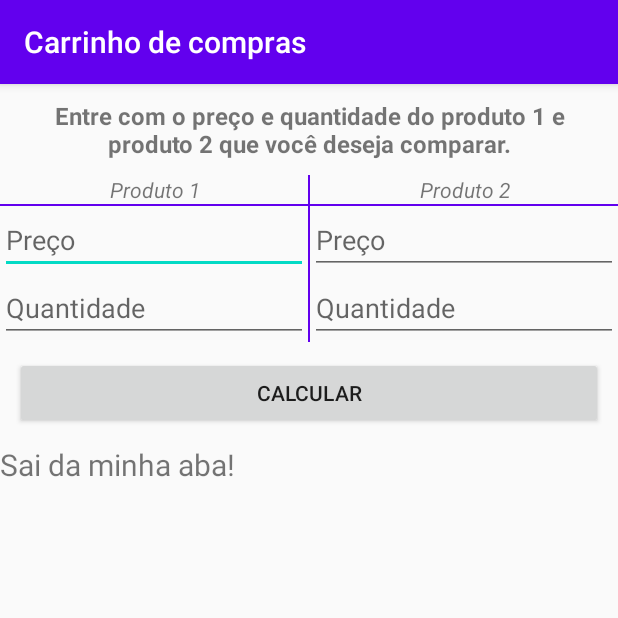
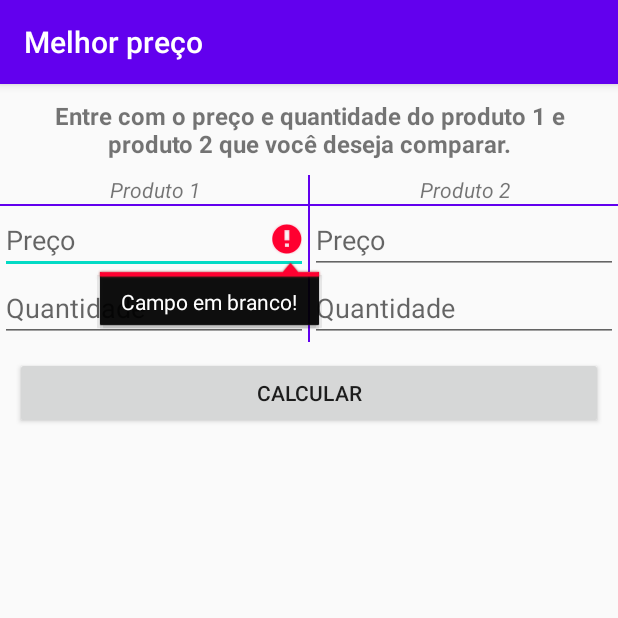
Before and after one commit to raphaelframos/devmov1, an Android app: the screen it shows after launch (CalculoActivity), after a tap on "CALCULAR", on a phone screen of 412 x 824 dp, the top half of it. Run offline under Robolectric (Android 15) with nearby library versions, the phone set to English and light mode, and no system bars.

Commit message:
Calculando melhor preco

```diff
--- a/CarrinhoDeCompras/app/src/main/AndroidManifest.xml
+++ b/CarrinhoDeCompras/app/src/main/AndroidManifest.xml
@@ -12,12 +12,12 @@
 
 
 
-        <activity android:name=".MainActivity"></activity>
+        <activity android:name=".CalculoActivity" android:label="@string/melhor_preco"></activity>
 
 
 
 
-        <activity android:name=".CalculoActivity">
+        <activity android:name=".MainActivity">
             <intent-filter>
                 <action android:name="android.intent.action.MAIN" />
 
--- a/CarrinhoDeCompras/app/src/main/java/br/com/raphaelframos/carrinhodecompras/CalculoActivity.java
+++ b/CarrinhoDeCompras/app/src/main/java/br/com/raphaelframos/carrinhodecompras/CalculoActivity.java
@@ -1,12 +1,15 @@
 package br.com.raphaelframos.carrinhodecompras;
 
 import androidx.appcompat.app.AppCompatActivity;
+import androidx.core.content.ContextCompat;
 
 import android.os.Bundle;
 import android.view.View;
 import android.widget.Button;
 import android.widget.EditText;
+import android.widget.LinearLayout;
 import android.widget.TextView;
+import android.widget.Toast;
 
 public class CalculoActivity extends AppCompatActivity {
 
@@ -14,8 +17,9 @@ public class CalculoActivity extends AppCompatActivity {
     private EditText editTextPrecoDois;
     private EditText editTextQuantidadeUm;
     private EditText editTextQuantidadeDois;
-    private Button buttonCalcular;
     private TextView textViewResultado;
+    private LinearLayout linearLayoutProdutoUm;
+    private LinearLayout linearLayoutProdutoDois;
 
     @Override
     protected void onCreate(Bundle savedInstanceState) {
@@ -27,22 +31,79 @@ public class CalculoActivity extends AppCompatActivity {
         editTextQuantidadeUm = findViewById(R.id.editTextQuantidade1);
         editTextQuantidadeDois = findViewById(R.id.editTextQuantidade2);
         textViewResultado = findViewById(R.id.textViewResultado);
-        buttonCalcular = findViewById(R.id.buttonCalcular);
+        linearLayoutProdutoUm = findViewById(R.id.linearLayoutProdutoUm);
+        linearLayoutProdutoDois = findViewById(R.id.linearLayoutProdutoDois);
 
     }
 
     public void calcular(View view){
+
         String precoUm = editTextPrecoUm.getText().toString();
         String precoDois = editTextPrecoDois.getText().toString();
         String quantidadeUm = editTextQuantidadeUm.getText().toString();
         String quantidadeDois = editTextQuantidadeDois.getText().toString();
 
+        if(validaCampos(precoUm, precoDois, quantidadeUm, quantidadeDois)){
+            limpaCampos();
+            String resultado = defineMelhorPreco(precoUm, quantidadeUm, precoDois, quantidadeDois);
+            textViewResultado.setText(resultado);
+        }else{
+            Toast.makeText(getApplicationContext(), "Por favor, preencha todos os campos", Toast.LENGTH_LONG).show();
+        }
 
 
-        textViewResultado.setText("Sai da minha aba! " + precoUm);
+    }
+
+    private void limpaCampos() {
+        editTextQuantidadeDois.setText("");
+        editTextQuantidadeUm.setText("");
+        editTextPrecoDois.setText("");
+        editTextPrecoUm.setText("");
+        linearLayoutProdutoUm.setBackgroundColor(ContextCompat.getColor(getApplicationContext(), android.R.color.white));
+        linearLayoutProdutoDois.setBackgroundColor(ContextCompat.getColor(getApplicationContext(), android.R.color.white));
+    }
+
+    public String defineMelhorPreco(String precoUm, String quantidadeUm, String precoDois, String quantidadeDois){
+        double indiceProdutoUm = Double.parseDouble(precoUm)/Double.parseDouble(quantidadeUm);
+        double indiceProdutoDois = Double.parseDouble(precoDois)/Double.parseDouble(quantidadeDois);
+
+        String resultado = "O melhor produto é o ";
+
+        if(indiceProdutoUm < indiceProdutoDois){
+            resultado += "1";
+            linearLayoutProdutoUm.setBackgroundColor(ContextCompat.getColor(getApplicationContext(), R.color.colorAccent));
+        }else{
+            resultado += "2";
+            linearLayoutProdutoDois.setBackgroundColor(ContextCompat.getColor(getApplicationContext(), R.color.colorAccent));
+        }
+        return resultado;
+
+    }
+
+    public boolean validaCampos(String precoUm, String precoDois, String quantidadeUm, String quantidadeDois){
+
+        if(precoUm.isEmpty()){
+            editTextPrecoUm.setError("Campo em branco!");
+            return false;
+        }
+
+        if(precoDois.isEmpty()){
+            editTextPrecoDois.setError("Campo em branco!");
+            return false;
+        }
+
+        if(quantidadeUm.isEmpty()){
+            editTextQuantidadeUm.setError("Campo em branco!");
+            return false;
+        }
+
+        if(quantidadeDois.isEmpty()){
+            editTextQuantidadeDois.setError("Campo em branco!");
+            return false;
+        }
+        return true;
     }
 
 
 
-
 }
--- a/CarrinhoDeCompras/app/src/main/java/br/com/raphaelframos/carrinhodecompras/MainActivity.java
+++ b/CarrinhoDeCompras/app/src/main/java/br/com/raphaelframos/carrinhodecompras/MainActivity.java
@@ -2,6 +2,7 @@ package br.com.raphaelframos.carrinhodecompras;
 
 import androidx.appcompat.app.AppCompatActivity;
 
+import android.content.Intent;
 import android.os.Bundle;
 
 public class MainActivity extends AppCompatActivity {
@@ -10,5 +11,8 @@ public class MainActivity extends AppCompatActivity {
     protected void onCreate(Bundle savedInstanceState) {
         super.onCreate(savedInstanceState);
         setContentView(R.layout.activity_main);
+
+        Intent it = new Intent(this, CalculoActivity.class);
+        startActivity(it);
     }
 }
--- a/CarrinhoDeCompras/app/src/main/res/layout/activity_calculo.xml
+++ b/CarrinhoDeCompras/app/src/main/res/layout/activity_calculo.xml
@@ -12,7 +12,7 @@
         android:gravity="center_horizontal"
         android:textStyle="bold"
         android:textSize="16sp"
-        android:text="Entre com o preço e quantidade do produto 1 e produto 2 que você deseja comparar."
+        android:text="@string/entre_com_o_pre_o_e_quantidade_do_produto_1_e_produto_2_que_voc_deseja_comparar"
         android:layout_width="match_parent"
         android:layout_height="wrap_content"></TextView>
 
@@ -22,6 +22,7 @@
         android:layout_height="wrap_content">
 
         <LinearLayout
+            android:id="@+id/linearLayoutProdutoUm"
             android:layout_weight="1"
             android:orientation="vertical"
             android:layout_width="0dip"
@@ -30,7 +31,7 @@
             <TextView
                 android:gravity="center_horizontal"
                 android:textStyle="italic"
-                android:text="Produto 1"
+                android:text="@string/produto_1"
                 android:layout_width="match_parent"
                 android:layout_height="wrap_content"></TextView>
 
@@ -40,14 +41,16 @@
                 android:layout_height="1dp"></View>
 
             <EditText
+                android:inputType="numberDecimal"
                 android:id="@+id/editTextPreco1"
-                android:hint="Preço"
+                android:hint="@string/preco"
                 android:layout_width="match_parent"
                 android:layout_height="wrap_content"></EditText>
 
             <EditText
+                android:inputType="numberDecimal"
                 android:id="@+id/editTextQuantidade1"
-                android:hint="Quantidade"
+                android:hint="@string/quantidade"
                 android:layout_width="match_parent"
                 android:layout_height="wrap_content"></EditText>
 
@@ -59,6 +62,7 @@
             android:layout_height="match_parent"></View>
 
         <LinearLayout
+            android:id="@+id/linearLayoutProdutoDois"
             android:layout_weight="1"
             android:orientation="vertical"
             android:layout_width="0dip"
@@ -67,7 +71,7 @@
             <TextView
                 android:gravity="center_horizontal"
                 android:textStyle="italic"
-                android:text="Produto 2"
+                android:text="@string/produto_2"
                 android:layout_width="match_parent"
                 android:layout_height="wrap_content"></TextView>
 
@@ -77,14 +81,16 @@
                 android:layout_height="1dp"></View>
 
             <EditText
+                android:inputType="numberDecimal"
                 android:id="@+id/editTextPreco2"
-                android:hint="Preço"
+                android:hint="@string/preco"
                 android:layout_width="match_parent"
                 android:layout_height="wrap_content"></EditText>
 
             <EditText
+                android:inputType="numberDecimal"
                 android:id="@+id/editTextQuantidade2"
-                android:hint="Quantidade"
+                android:hint="@string/quantidade"
                 android:layout_width="match_parent"
                 android:layout_height="wrap_content"></EditText>
 
@@ -98,12 +104,15 @@
         android:onClick="calcular"
         android:id="@+id/buttonCalcular"
         android:layout_margin="10dp"
-        android:text="Calcular"
+        android:text="@string/calcular"
         android:layout_width="match_parent"
         android:layout_height="wrap_content"></Button>
 
 <TextView
-    android:textSize="20sp"
+    android:gravity="center_horizontal"
+    android:textStyle="bold"
+    android:layout_margin="20dp"
+    android:textSize="25sp"
     android:id="@+id/textViewResultado"
     android:layout_width="match_parent"
     android:layout_height="wrap_content"></TextView>
--- a/CarrinhoDeCompras/app/src/main/res/values/strings.xml
+++ b/CarrinhoDeCompras/app/src/main/res/values/strings.xml
@@ -1,3 +1,10 @@
 <resources>
     <string name="app_name">Carrinho de compras</string>
+    <string name="preco">Preço</string>
+    <string name="entre_com_o_pre_o_e_quantidade_do_produto_1_e_produto_2_que_voc_deseja_comparar">Entre com o preço e quantidade do produto 1 e produto 2 que você deseja comparar.</string>
+    <string name="produto_1">Produto 1</string>
+    <string name="quantidade">Quantidade</string>
+    <string name="produto_2">Produto 2</string>
+    <string name="calcular">Calcular</string>
+    <string name="melhor_preco">Melhor preço</string>
 </resources>
```
